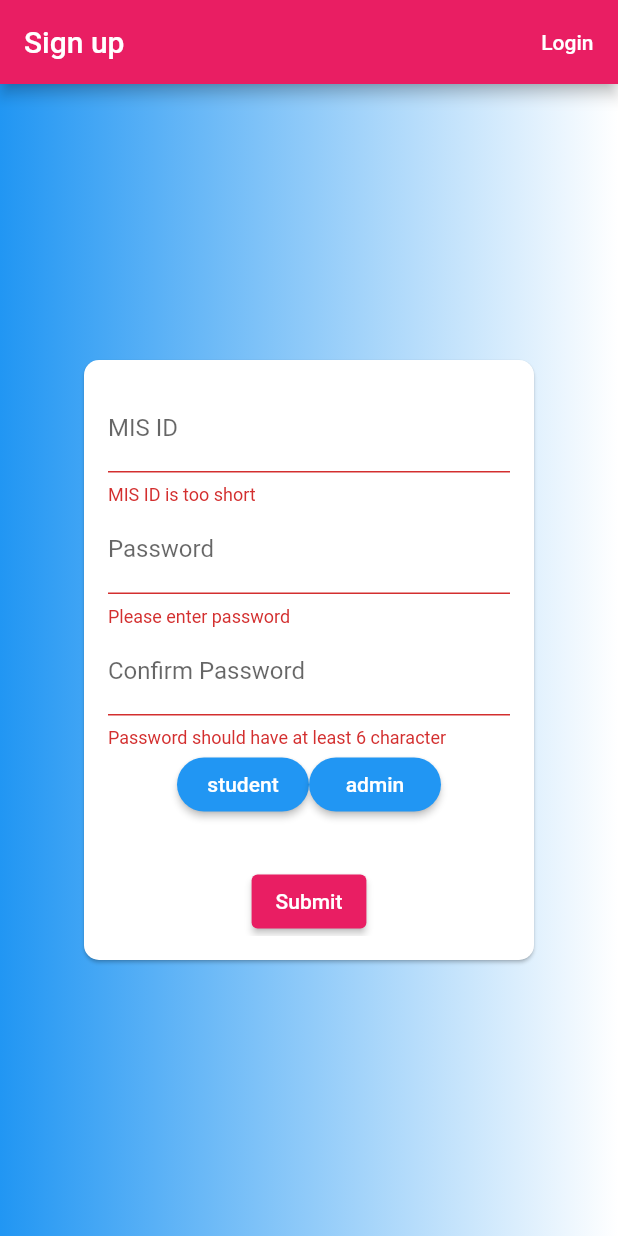
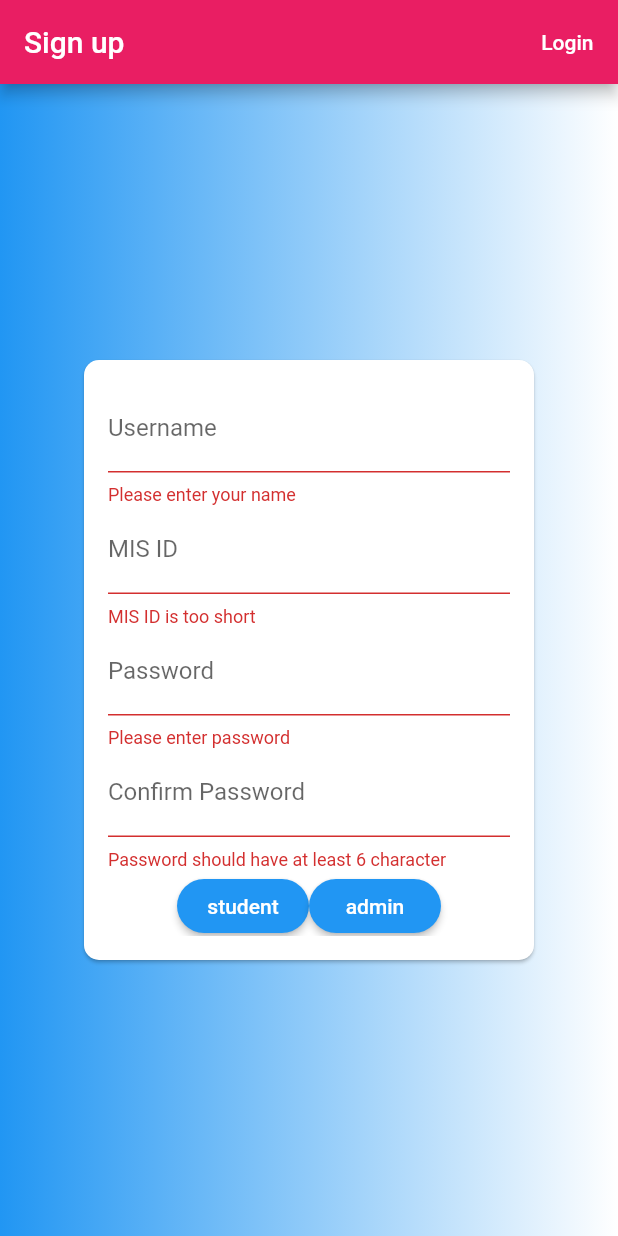
Before and after one commit to harshbhoskar/pblfinal2ndyear, a Flutter app: the screen it shows after launch, after a tap on "Submit", on a phone screen of 412 x 824 dp. Run offline on Flutter 3.47's test engine with Material 2 defaults, Android fonts, the phone set to English and light mode, and no system bars; our stand-ins replace cloud_firestore, firebase_auth, firebase_core, firebase_database; accounts and stored records are empty.

Commit message:
final final

```diff
--- a/lib/main_drawer.dart
+++ b/lib/main_drawer.dart
@@ -12,6 +12,7 @@ import 'canteen_end.dart';
 class MainDrawer extends StatelessWidget {
   @override
   Widget build(BuildContext context) {
+
     return Drawer(
       child: Column(
         children: <Widget>[
--- a/lib/signup_screen.dart
+++ b/lib/signup_screen.dart
@@ -14,8 +14,9 @@ class _SignupScreenState extends State<SignupScreen> {
   late bool changed;
   final GlobalKey<FormState> _formKey = GlobalKey();
   String email = '';
+  String username = '';
   String password = '';
-  String Confirm_password = '';
+  String confirm_password = '';
 
   @override
   Widget build(BuildContext context) {
@@ -30,8 +31,8 @@ class _SignupScreenState extends State<SignupScreen> {
               style: TextStyle(color: Colors.white),
             ),
             onPressed: () {
-              Navigator.of(context).push(MaterialPageRoute(
-                  builder: (context) => LoginScreen()));
+              Navigator.of(context)
+                  .push(MaterialPageRoute(builder: (context) => LoginScreen()));
             },
           )
         ],
@@ -61,11 +62,24 @@ class _SignupScreenState extends State<SignupScreen> {
                       child: Column(
                         children: <Widget>[
                           TextFormField(
+                            keyboardType: TextInputType.name,
+                            validator: (val) {
+                              if(val == null || val.isEmpty) {
+                                return 'Please enter your name';
+                              }
+                            },
+                            onChanged: (value) {
+                              username = value;
+                            },
+                            decoration:
+                                const InputDecoration(labelText: 'Username'),
+                          ),
+                          TextFormField(
                             keyboardType: TextInputType.emailAddress,
                             validator: (val) {
                               if (val!.length < 5) {
                                 return "MIS ID is too short";
-                              } else if (!val.endsWith("@mis.pict.edu")) {
+                              } else if (!val.endsWith("@ms.pict.edu")) {
                                 return "MIS ID is not correct";
                               } else {
                                 return null;
@@ -101,7 +115,7 @@ class _SignupScreenState extends State<SignupScreen> {
                           TextFormField(
                             obscureText: true,
                             onChanged: (value) {
-                              Confirm_password = value;
+                              confirm_password = value;
                             },
                             validator: (val) {
                               if (val!.length <= 6) {
@@ -155,9 +169,9 @@ class _SignupScreenState extends State<SignupScreen> {
                               'Submit',
                             ),
                             onPressed: () async {
+                              print('$email $username $password $confirm_password');
                               try {
-
-                                if (password != Confirm_password) {
+                                if (password != confirm_password) {
                                   ScaffoldMessenger.of(context).showSnackBar(
                                       const SnackBar(
                                           content: Text(
@@ -168,12 +182,16 @@ class _SignupScreenState extends State<SignupScreen> {
                                       .createUserWithEmailAndPassword(
                                           email: email, password: password);
                                   if (user != null) {
-
-                                  await FirebaseFirestore.instance.collection('Users').doc(FirebaseAuth.instance.currentUser!.uid.toString()).set({
-                                    'Name': 'Vedant Kulkarni',//replace with own name from TextField
-                                    'Role': changed ? 'admin' : 'student',
-                                  });
-
+                                    await FirebaseFirestore.instance
+                                        .collection('Users')
+                                        .doc(FirebaseAuth
+                                            .instance.currentUser!.uid
+                                            .toString())
+                                        .set({
+                                      'Name':
+                                          username, //replace with own name from TextField
+                                      'Role': changed ? 'admin' : 'student',
+                                    });
 
                                     Navigator.of(context).push(
                                         MaterialPageRoute(
```
Also changed, not shown: lib/canteen_end.dart (+56 -15 lines), lib/cart_screen.dart (+12 -4 lines), lib/login_screen.dart (+5 -3 lines), lib/my_orders_screen.dart (+61 -11 lines).
